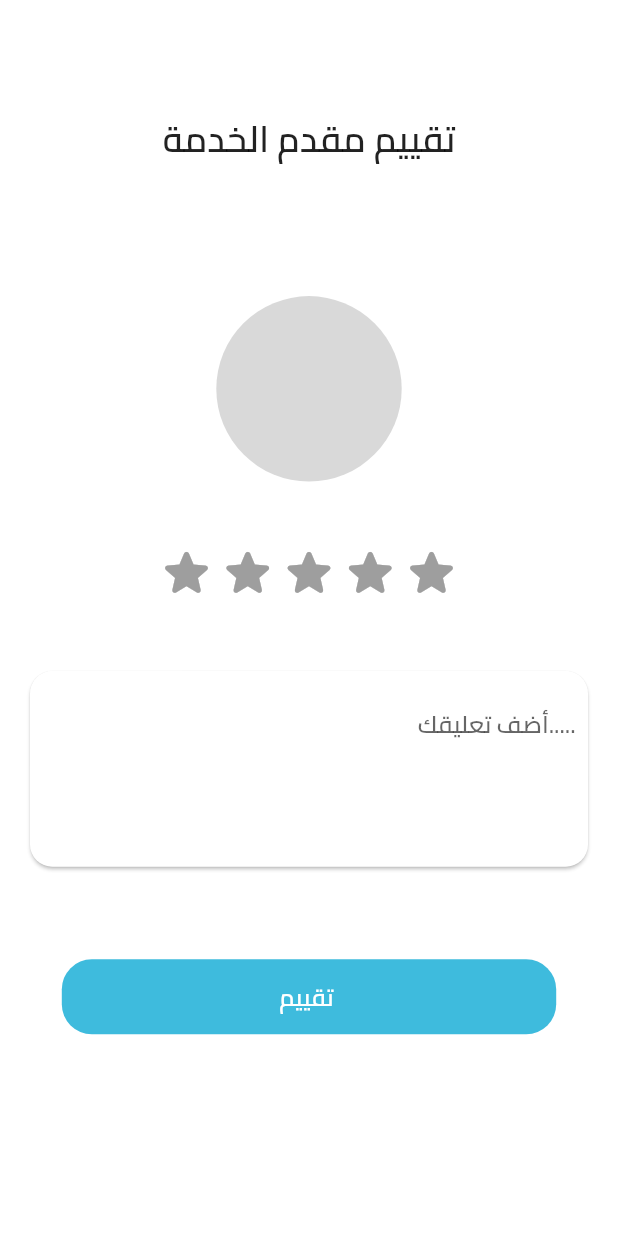
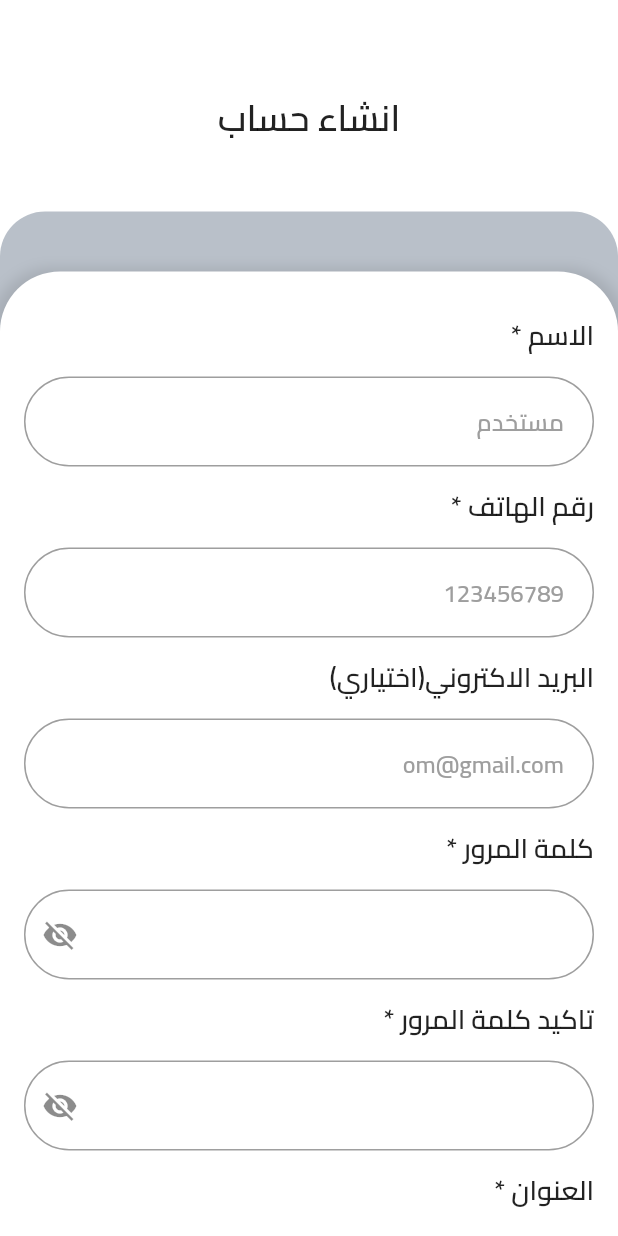
Before and after one commit to omarabdelftah83/fixed, a Flutter app: the screen it shows after launch, on a phone screen of 412 x 824 dp. Run offline on Flutter 3.47's test engine with Material 3 defaults, Android fonts, the phone set to English and light mode, and no system bars; drawn by our look-alikes of flutter_rating_bar; our stand-ins replace bloc, flutter_bloc, flutter_otp_text_field, flutter_svg.

Commit message:
second commit

```diff
--- a/lib/core/route/routes.dart
+++ b/lib/core/route/routes.dart
@@ -1,4 +1,5 @@
 import 'package:flutter/material.dart';
+import 'package:webbing_fixed/feature_admin/auth/sign_up/sign_up.dart';
 import 'package:webbing_fixed/features_user/auth/forget_passwored/forget_passwored_page.dart';
 import 'package:webbing_fixed/features_user/auth/login_in/login_page.dart';
 import 'package:webbing_fixed/features_user/auth/new_passwored/new_passwored_page.dart';
@@ -23,6 +24,7 @@ class Routes {
   static const String signInBody = '/SingInpBody';
   static const String ratePage = '/ratePage';
   static const String splashPage = '/SplashPage';
+  static const String singUpAdminPage = '/SingUpAdminPage';
 
 
 
@@ -35,6 +37,8 @@ class Routes {
 class RouteGenarator {
   static Route<dynamic> getRoute(RouteSettings sitting) {
     switch (sitting.name) {
+      case Routes.singUpAdminPage:
+        return MaterialPageRoute(builder: (_) => const SingUpAdminPage());
       case Routes.splashPage:
         return MaterialPageRoute(builder: (_) => const SplashPage());
       case Routes.signInBody:
--- /dev/null
+++ b/lib/feature_admin/auth/sign_up/sign_up.dart
@@ -0,0 +1,16 @@
+import 'package:flutter/material.dart';
+import 'package:webbing_fixed/core/widget/custom_appar.dart';
+import 'package:webbing_fixed/feature_admin/auth/sign_up/widget/sign_up_body_admin.dart';
+
+class SingUpAdminPage extends StatelessWidget {
+  const SingUpAdminPage({super.key});
+
+  @override
+  Widget build(BuildContext context) {
+    return Scaffold(
+      backgroundColor: Colors.white,
+      appBar: CustomAppBar(),
+      body:  const CustomSingUpBody(),
+    );
+  }
+}
--- /dev/null
+++ b/lib/feature_admin/auth/sign_up/widget/sign_up_body_admin.dart
@@ -0,0 +1,290 @@
+import 'package:flutter/gestures.dart';
+import 'package:flutter/material.dart';
+import 'package:webbing_fixed/core/App_string/app_string.dart';
+import 'package:webbing_fixed/core/app_text/AppText.dart';
+import 'package:webbing_fixed/core/custom_button/custom_buttom.dart';
+import 'package:webbing_fixed/core/route/routes.dart';
+import 'package:webbing_fixed/core/text_failed/custom_text_failed.dart';
+
+class CustomSingUpBody extends StatelessWidget {
+  const CustomSingUpBody({super.key});
+
+  @override
+  Widget build(BuildContext context) {
+    final screenHeight = MediaQuery.of(context).size.height;
+    final screenWidth = MediaQuery.of(context).size.width;
+
+    return SingleChildScrollView(
+      child: Column(
+        children: [
+          const Center(
+            child: CustomText(
+              text: 'انشاء حساب',
+              fontSize: 24,
+              fontWeight: FontWeight.w600,
+            ),
+          ),
+          Stack(
+            children: [
+              // Container 1 (Gray)
+              Container(
+                height: 1170,
+                margin: const EdgeInsets.only(top: 40),
+                decoration: const BoxDecoration(
+                  color: Color(0xFFB9C0C9),
+                  borderRadius: BorderRadius.all(Radius.circular(30)),
+                ),
+              ),
+              // Container 2 (White)
+              Positioned(
+                top: 80,
+                left: 0.0,
+                right: 0.0,
+                bottom: 10,
+                child: Container(
+                  height: 500,
+                  decoration: BoxDecoration(
+                    color: Colors.white,
+                    borderRadius: BorderRadius.circular(40),
+                    boxShadow: [
+                      BoxShadow(
+                        color: Colors.black.withOpacity(0.1),
+                        spreadRadius: 5,
+                        blurRadius: 7,
+                        offset: const Offset(0, 3),
+                      ),
+                    ],
+                  ),
+                  child: Padding(
+                    padding: const EdgeInsets.all(16.0),
+                    child: Column(
+                      children: [
+                        const SizedBox(height: 10),
+                        const Align(
+                          alignment: Alignment.topRight,
+                          child: CustomText(
+                            text: '* الاسم',
+                            fontSize: 18,
+                            fontWeight: FontWeight.w400,
+                          ),
+                        ),
+                        const SizedBox(height: 10),
+                        const CustomTextField(
+                          hintText: 'مستخدم',
+                          keyboardType: TextInputType.emailAddress,
+                        ),
+                        const SizedBox(height: 10),
+                        const Align(
+                          alignment: Alignment.topRight,
+                          child: CustomText(
+                            text: '* رقم الهاتف',
+                            fontSize: 18,
+                            fontWeight: FontWeight.w400,
+                          ),
+                        ),
+                        const SizedBox(height: 10),
+                        const CustomTextField(
+                          hintText: '123456789',
+                          keyboardType: TextInputType.emailAddress,
+                        ),
+                        const SizedBox(height: 10),
+                        const Align(
+                          alignment: Alignment.topRight,
+                          child: CustomText(
+                            text: 'البريد الاكتروني(اختياري)',
+                            fontSize: 18,
+                            fontWeight: FontWeight.w400,
+                          ),
+                        ),
+                        const SizedBox(height: 10),
+                        const CustomTextField(
+                          hintText: 'om@gmail.com',
+                          keyboardType: TextInputType.emailAddress,
+                        ),
+                        const SizedBox(height: 10),
+                        const Align(
+                          alignment: Alignment.topRight,
+                          child: CustomText(
+                            text: '* كلمة المرور',
+                            fontSize: 18,
+                            fontWeight: FontWeight.w400,
+                          ),
+                        ),
+                        const SizedBox(height: 10),
+                        const CustomTextField(
+                          isPassword: true,
+                          obscureText: true,
+                          keyboardType: TextInputType.emailAddress,
+                        ),
+                        const SizedBox(height: 10),
+                        const Align(
+                          alignment: Alignment.topRight,
+                          child: CustomText(
+                            text: '* تاكيد كلمة المرور',
+                            fontSize: 18,
+                            fontWeight: FontWeight.w400,
+                          ),
+                        ),
+                        const SizedBox(height: 10),
+                        const CustomTextField(
+                          isPassword: true,
+                          obscureText: true,
+                          keyboardType: TextInputType.emailAddress,
+                        ),
+                        const SizedBox(height: 10),
+                        const Align(
+                          alignment: Alignment.topRight,
+                          child: CustomText(
+                            text: '* العنوان',
+                            fontSize: 18,
+                            fontWeight: FontWeight.w400,
+                          ),
+                        ),
+                        const SizedBox(height: 10),
+                        Row(
+                          mainAxisAlignment: MainAxisAlignment.end,
+                          children: [
+                            const CustomText(
+                              text: 'حدد موقعك',
+                              fontSize: 18,
+                              fontWeight: FontWeight.w400,
+                            ),
+                            IconButton(
+                              onPressed: () {},
+                              icon: const Icon(Icons.location_on,
+                                  color: Colors.blue),
+                            ),
+                          ],
+                        ),
+                        const SizedBox(height: 10),
+                        Row(
+                          mainAxisAlignment: MainAxisAlignment.end,
+                          crossAxisAlignment: CrossAxisAlignment.start,
+                          children: [
+                            const Expanded(
+                              child: CustomText(
+                                text:
+                                    'التطبيق مجرد وسيط بين مقدم الخدمة ومتلقي \nالخدمة وليس له علاقة بكلا الطرفين ولا يوجد\n عليه اي مسألة قانونية',
+                                fontSize: 12,
+                                fontWeight: FontWeight.w400,
+                                textAlign: TextAlign.right,
+                              ),
+                            ),
+                            Transform.translate(
+                              offset: const Offset(0, -5),
+                              child: Checkbox(
+                                value: false,
+                                onChanged: (bool? value) {},
+                                materialTapTargetSize:
+                                    MaterialTapTargetSize.shrinkWrap,
+                                side: const BorderSide(width: 0.0),
+                              ),
+                            ),
+                          ],
+                        ),
+                        const SizedBox(height: 10),
+                        Row(
+                          mainAxisAlignment: MainAxisAlignment.end,
+                          crossAxisAlignment: CrossAxisAlignment.start,
+                          children: [
+                            Expanded(
+                              child: RichText(
+                                textAlign: TextAlign.right,
+                                text: TextSpan(
+                                  style: const TextStyle(
+                                    fontSize: 16,
+                                    fontWeight: FontWeight.w400,
+                                    color: Colors.black,
+                                    fontFamily: 'Cairo',
+                                  ),
+                                  children: [
+                                    TextSpan(
+                                      text: ' الشروط والاحكام  ',
+                                      style: const TextStyle(
+                                        color: Colors.red,
+                                        decoration: TextDecoration.underline,
+                                        fontFamily:
+                                            'Cairo',
+                                      ),
+                                      recognizer: TapGestureRecognizer()
+                                        ..onTap = () {
+                                          print('تم النقر على الشروط والاحكام');
+                                        },
+                                    ),
+                                    const TextSpan(
+                                        text: 'يرجى قراءة الشروط والاحكام بعناية قبل التسجيل '),
+                                  ],
+                                ),
+                              ),
+                            ),
+                            Transform.translate(
+                              offset: const Offset(0, -9),
+                              child: Checkbox(
+                                materialTapTargetSize:
+                                    MaterialTapTargetSize.shrinkWrap,
+                                side: const BorderSide(width: 0.0),
+                                value: false,
+                                onChanged: (bool? value) {
+                                  // تنفيذ هنا لتغيير حالة الـ Checkbox
+                                },
+                              ),
+                            ),
+                          ],
+                        ),
+                        const SizedBox(height: 30),
+                        CustomButton(
+                          onPressed: () {
+                            Navigator.pushNamed(context, Routes.mainLayoutPage);
+                          },
+                          text: AppStrings.signUp,
+                        ),
+                        const SizedBox(height: 30),
+                        RichText(
+                          textAlign: TextAlign.center,
+                          text: const TextSpan(
+                            style: TextStyle(color: Colors.black),
+                            children: <TextSpan>[
+                              TextSpan(
+                                text: 'ليس لديك حساب ؟  ',
+                                style: TextStyle(
+                                    color: Colors.black, fontSize: 16),
+                              ),
+                              TextSpan(
+                                text: 'انشئ حساب هنا',
+                                style: TextStyle(
+                                  fontSize: 16,
+                                  color: Color(0xFFB9C0C9),
+                                  fontWeight: FontWeight.w400,
+                                ),
+                              ),
+                            ],
+                          ),
+                        ),
+                        Row(
+                          mainAxisAlignment: MainAxisAlignment.center,
+                          children: [
+                            Image.asset(
+                              'assets/icon_google.png',
+                              width: 50,
+                              height: 100,
+                            ),
+                            const SizedBox(width: 16),
+                            Image.asset(
+                              'assets/icon_face.png',
+                              width: 50,
+                              height: 100,
+                            ),
+                          ],
+                        ),
+                      ],
+                    ),
+                  ),
+                ),
+              ),
+            ],
+          ),
+        ],
+      ),
+    );
+  }
+}
--- a/lib/main.dart
+++ b/lib/main.dart
@@ -1,6 +1,6 @@
 import 'package:flutter/material.dart';
 import 'package:flutter/services.dart';
-import 'package:webbing_fixed/features_user/home/screen/review_page.dart';
+import 'package:webbing_fixed/feature_admin/auth/sign_up/sign_up.dart';
 import 'core/route/routes.dart';
 
 
@@ -11,12 +11,11 @@ void main() {
 class MyApp extends StatelessWidget {
   const MyApp({super.key});
 
-  // This widget is the root of your application.
   @override
   Widget build(BuildContext context) {
     return  MaterialApp(
       title: 'Flutter Demo',
-      home:  const ReviewPage(),
+      home:  const SingUpAdminPage(),
       theme: ThemeData(
         scaffoldBackgroundColor: Colors.white,
         useMaterial3: false,
@@ -34,7 +33,7 @@ class MyApp extends StatelessWidget {
           elevation: 0,
         ),
       ),
-      initialRoute: Routes.ratePage,
+      initialRoute: Routes.singUpAdminPage,
       onGenerateRoute: RouteGenarator.getRoute,
     );
   }
```
